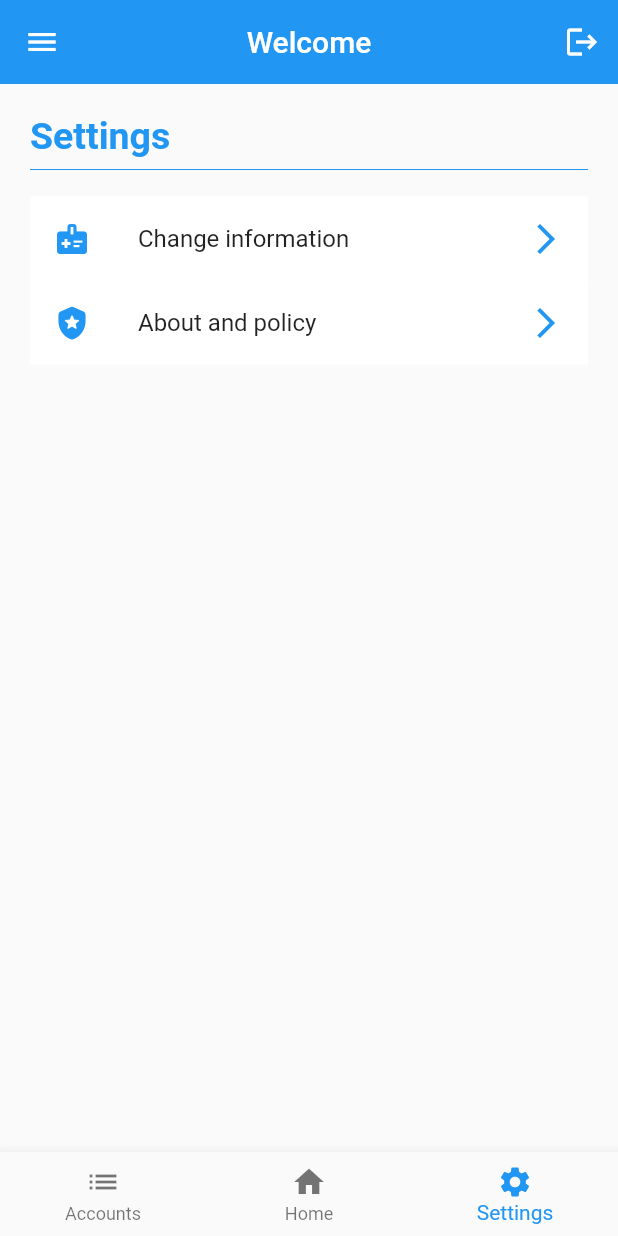
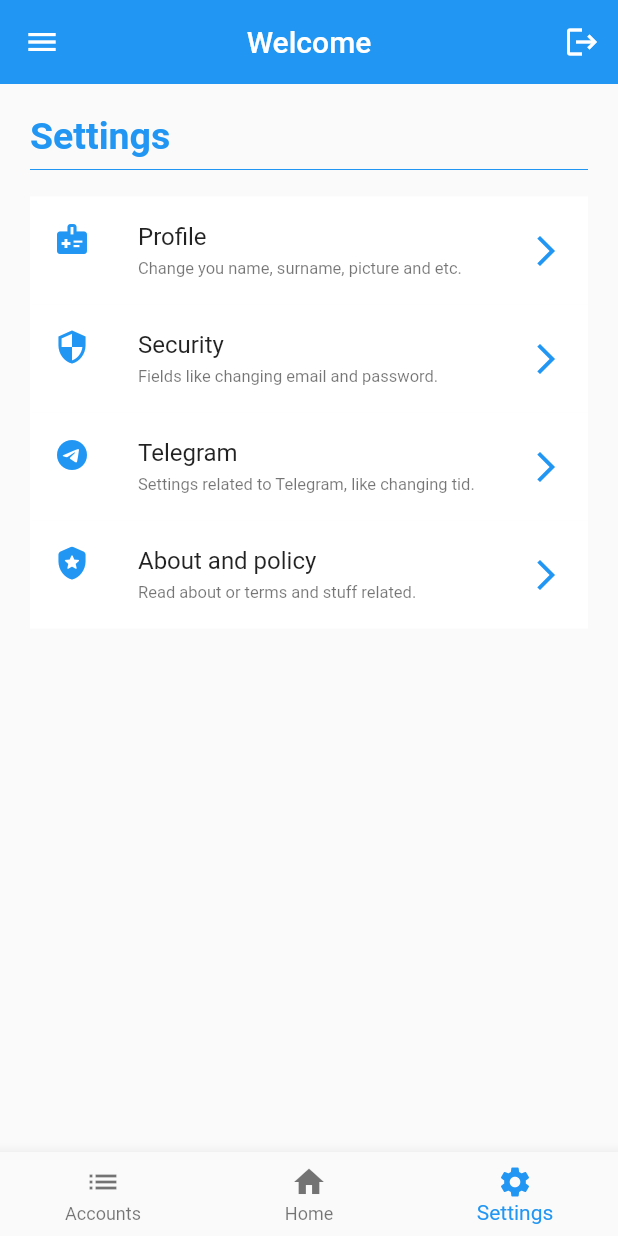
Before and after one commit to tfasoft/mobile-app, a Flutter app: the HomeScreen screen opened directly, item 3 of the bottom bar chosen, on a phone screen of 412 x 824 dp. Run offline on Flutter 3.47's test engine with Material 2 defaults, Android fonts, the phone set to English and light mode, and no system bars; our stand-ins replace dio; missing offline and left inert: clipboard.

Commit message:
Add subtitle, fix titles

```diff
--- a/lib/app/screens/home/pages/settings_page.dart
+++ b/lib/app/screens/home/pages/settings_page.dart
@@ -22,11 +22,23 @@ class _SettingsPageState extends State<SettingsPage> {
 
   final List<Map> settingsItems = [
     {
-      "title": "Change information",
+      "title": "Profile",
+      "details": "Change you name, surname, picture and etc.",
       "icon": Icons.medical_information,
     },
     {
+      "title": "Security",
+      "details": "Fields like changing email and password.",
+      "icon": Icons.security,
+    },
+    {
+      "title": "Telegram",
+      "details": "Settings related to Telegram, like changing tid.",
+      "icon": Icons.telegram,
+    },
+    {
       "title": "About and policy",
+      "details": "Read about or terms and stuff related.",
       "icon": Icons.local_police_rounded,
     },
   ];
@@ -58,6 +70,12 @@ class _SettingsPageState extends State<SettingsPage> {
                 leading: Icon(settingsItems[index]['icon']),
                 trailing: const Icon(Icons.arrow_forward_ios),
                 title: Text(settingsItems[index]['title']),
+                subtitle: Text(
+                  settingsItems[index]['details'],
+                  style: const TextStyle(
+                    fontSize: 11,
+                  ),
+                ),
                 onTap: () {},
               );
             },
```
